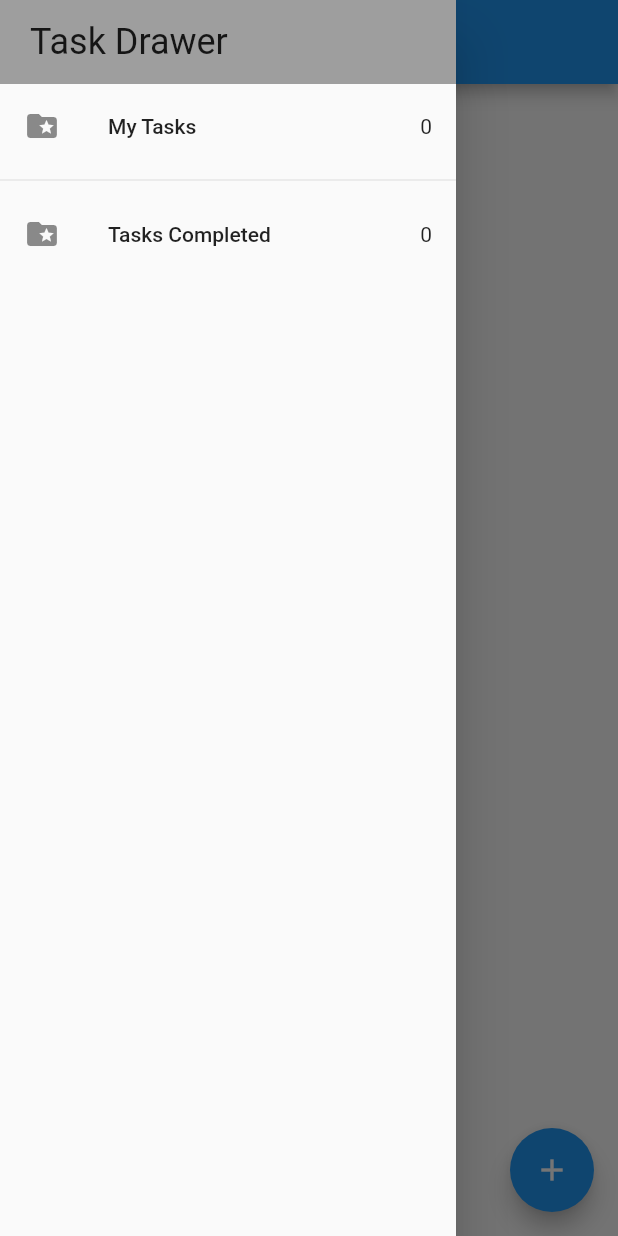
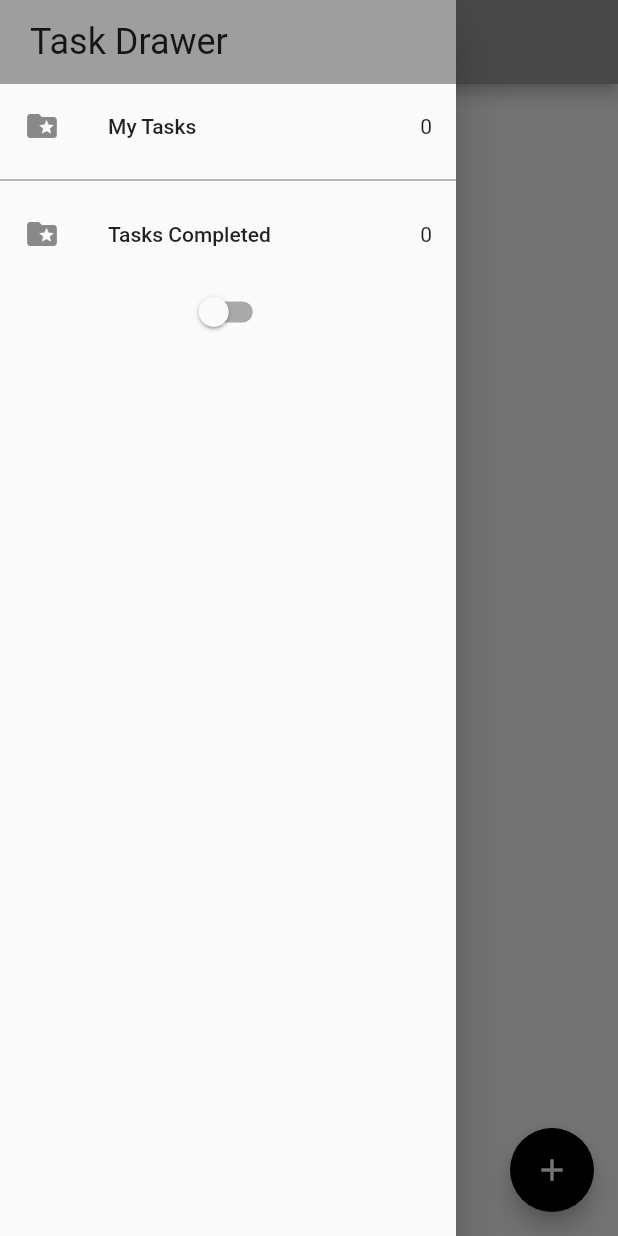
Before and after one commit to PwS/todo_app, a Flutter app: the screen it shows after launch, with the side drawer open, on a phone screen of 412 x 824 dp. Run offline on Flutter 3.47's test engine with Material 2 defaults, Android fonts, the phone set to English and light mode, and no system bars; our stand-ins replace bloc, easy_localization, equatable, flutter_bloc, flutter_secure_storage, google_fonts and 2 more; accounts and stored records are empty.

Commit message:
Add Conditional Theme on Switch Toggle

```diff
--- /dev/null
+++ b/assets/translations/en-US.json
@@ -0,0 +1,6 @@
+{
+  "titleApps" : "Todo Apps",
+  "login": "Login",
+  "completed" : "Completed",
+  "welcome" : "Welcome"
+}
--- a/assets/translations/en_US.json
+++ /dev/null
@@ -1,3 +0,0 @@
-{
-  "titleApps": "Todo Apps"
-}
--- a/assets/translations/id.json
+++ b/assets/translations/id.json
@@ -1,3 +1,6 @@
 {
-  "titleApps": "Todo Apps"
+  "titleApps": "Todo Apps",
+  "login": "Login",
+  "completed": "Selesai",
+  "welcome": "Selamat Datang"
 }
--- a/lib/main.dart
+++ b/lib/main.dart
@@ -7,9 +7,12 @@ import 'package:flutter_bloc/flutter_bloc.dart';
 import 'package:todo_app/db/database.dart';
 import 'package:todo_app/services/router_generator.dart';
 import 'package:todo_app/state_management/main_task/main_task_bloc.dart';
+import 'package:todo_app/state_management/theme_handler/theme_handler_bloc.dart';
 import 'package:todo_app/ui/pages/main_task/main_task_page.dart';
+import 'package:todo_app/utils/config/app_theme.dart';
 import 'package:todo_app/utils/config/bloc_observer.dart';
 import 'package:todo_app/utils/constant/constant.dart';
+import 'package:todo_app/utils/enum/app_theme_enum.dart';
 import 'package:todo_app/utils/theme/colour_palette.dart';
 
 Future<void> main() async {
@@ -41,8 +44,6 @@ Future<void> main() async {
     },
     blocObserver: AppBlocObserver(),
   );
-
-  runApp(const MyAppMobile());
 }
 
 class MyAppMobile extends StatelessWidget {
@@ -50,16 +51,28 @@ class MyAppMobile extends StatelessWidget {
 
   @override
   Widget build(BuildContext context) {
-    return BlocProvider<MainTaskBloc>(
-      create: (context) => MainTaskBloc(),
-      child: MaterialApp(
+    return MultiBlocProvider(
+      providers: [
+        BlocProvider(create: (context) => ThemeHandlerBloc()),
+        BlocProvider(create: (context) => MainTaskBloc()),
+      ],
+      child: BlocBuilder<ThemeHandlerBloc, ThemeHandlerState>(
+        builder: (context, state) {
+          return MaterialApp(
             debugShowCheckedModeBanner: false,
             title: ConstantValue.titleApps.tr(),
             supportedLocales: context.supportedLocales,
             localizationsDelegates: context.localizationDelegates,
             locale: context.locale,
-        home: const MainTaskPage(),
+            theme: state.appTheme == AppTheme.light
+                ? AppThemes.appThemeData[AppTheme.light]
+                : AppThemes.appThemeData[AppTheme.dark],
+            home: Builder(builder: (context) {
+              return const MainTaskPage();
+            }),
             onGenerateRoute: RouterGenerator.onGenerateRoute,
+          );
+        },
       ),
     );
   }
--- /dev/null
+++ b/lib/state_management/theme_handler/theme_handler_bloc.dart
@@ -0,0 +1,21 @@
+import 'dart:async';
+
+import 'package:bloc/bloc.dart';
+import 'package:equatable/equatable.dart';
+import 'package:todo_app/utils/enum/app_theme_enum.dart';
+
+part 'theme_handler_event.dart';
+
+part 'theme_handler_state.dart';
+
+class ThemeHandlerBloc extends Bloc<ThemeHandlerEvent, ThemeHandlerState> {
+  ThemeHandlerBloc()
+      : super(const ThemeHandlerInitial(appTheme: AppTheme.light)) {
+    on<SwitchThemeEvent>(_onSwitchEvent);
+  }
+
+  FutureOr<void> _onSwitchEvent(
+      SwitchThemeEvent event, Emitter<ThemeHandlerState> emit) {
+    emit(ThemeHandlerState(appTheme: event.theme));
+  }
+}
--- /dev/null
+++ b/lib/state_management/theme_handler/theme_handler_event.dart
@@ -0,0 +1,17 @@
+part of 'theme_handler_bloc.dart';
+
+abstract class ThemeHandlerEvent extends Equatable {
+  const ThemeHandlerEvent();
+
+  @override
+  List<Object> get props => [];
+}
+
+class SwitchThemeEvent extends ThemeHandlerEvent {
+  final AppTheme theme;
+
+  const SwitchThemeEvent(this.theme);
+
+  @override
+  List<Object> get props => [theme];
+}
--- /dev/null
+++ b/lib/state_management/theme_handler/theme_handler_state.dart
@@ -0,0 +1,15 @@
+part of 'theme_handler_bloc.dart';
+
+class ThemeHandlerState extends Equatable {
+  final AppTheme appTheme;
+
+  const ThemeHandlerState({required this.appTheme});
+
+  @override
+  List<Object> get props => [appTheme];
+}
+
+class ThemeHandlerInitial extends ThemeHandlerState {
+  const ThemeHandlerInitial({required AppTheme appTheme})
+      : super(appTheme: appTheme);
+}
--- a/lib/ui/custom_widgets/list_task_card.dart
+++ b/lib/ui/custom_widgets/list_task_card.dart
@@ -16,7 +16,6 @@ class ListTaskCard extends StatelessWidget {
 
   @override
   Widget build(BuildContext context) {
-    print(task);
     return ListTile(
         title: Text(task.titleTask,
             style: TextStyle(
@@ -24,9 +23,11 @@ class ListTaskCard extends StatelessWidget {
                     task.isCompleted ? TextDecoration.lineThrough : null)),
         trailing: Checkbox(
           value: task.isCompleted,
-          onChanged: (value) {
-            context.read<MainTaskBloc>().add(UpdateTaskEvent(task: task));
-          },
+          onChanged: task.isDeleted
+              ? null
+              : (value) {
+                  context.read<MainTaskBloc>().add(UpdateTaskEvent(task: task));
+                },
         ),
         onLongPress: () => _removeOrDeleteTask(context, task));
   }
--- a/lib/ui/drawer/my_drawer.dart
+++ b/lib/ui/drawer/my_drawer.dart
@@ -1,8 +1,10 @@
 import 'package:flutter/material.dart';
 import 'package:flutter_bloc/flutter_bloc.dart';
 import 'package:todo_app/state_management/main_task/main_task_bloc.dart';
+import 'package:todo_app/state_management/theme_handler/theme_handler_bloc.dart';
 import 'package:todo_app/ui/pages/completed_task/completed_page.dart';
 import 'package:todo_app/ui/pages/main_task/main_task_page.dart';
+import 'package:todo_app/utils/enum/app_theme_enum.dart';
 
 class MyDrawer extends StatelessWidget {
   const MyDrawer({Key? key}) : super(key: key);
@@ -46,6 +48,17 @@ class MyDrawer extends StatelessWidget {
                   ),
                 );
               },
+            ),
+            BlocBuilder<ThemeHandlerBloc, ThemeHandlerState>(
+              builder: (context, state) {
+                return Switch(
+                  value: state.appTheme == AppTheme.light ? false : true,
+                  onChanged: (newValue) {
+                    context.read<ThemeHandlerBloc>().add(SwitchThemeEvent(
+                        newValue ? AppTheme.dark : AppTheme.light));
+                  },
+                );
+              },
             )
           ],
         ),
--- a/lib/ui/pages/add_task/add_task.dart
+++ b/lib/ui/pages/add_task/add_task.dart
@@ -42,10 +42,9 @@ class AddTaskSection extends StatelessWidget {
                       var task = MainTask(
                           idTask: GUIDGen.generate(),
                           titleTask: addTaskTextEditingController.text);
-                      print(task);
-                   /*   context
+                      context
                           .read<MainTaskBloc>()
-                          .add(AddTaskEvent(task: task));*/
+                          .add(AddTaskEvent(task: task));
                       Navigator.pop(context);
                     },
                     child: const Text('Add'))
--- /dev/null
+++ b/lib/utils/config/app_theme.dart
@@ -0,0 +1,40 @@
+import 'package:flutter/material.dart';
+import 'package:todo_app/utils/enum/app_theme_enum.dart';
+
+class AppThemes {
+  static final appThemeData = {
+    AppTheme.dark: ThemeData(
+        primarySwatch: Colors.grey,
+        primaryColor: Colors.black,
+        brightness: Brightness.dark,
+        backgroundColor: const Color(0xFF212121),
+        dividerColor: Colors.black54,
+        floatingActionButtonTheme:
+            const FloatingActionButtonThemeData(backgroundColor: Colors.white),
+        textButtonTheme: TextButtonThemeData(
+            style: ButtonStyle(
+          foregroundColor: MaterialStateProperty.all(Colors.white),
+        )),
+        textTheme: const TextTheme(subtitle1: TextStyle(color: Colors.white)),
+        bottomNavigationBarTheme: const BottomNavigationBarThemeData(
+            backgroundColor: Colors.grey, unselectedItemColor: Colors.white)),
+    AppTheme.light: ThemeData(
+        primarySwatch: Colors.grey,
+        primaryColor: Colors.white,
+        brightness: Brightness.light,
+        backgroundColor: const Color(0xFFE5E5E5),
+        dividerColor: const Color(0xFF757575),
+        floatingActionButtonTheme: const FloatingActionButtonThemeData(
+            backgroundColor: Colors.black, foregroundColor: Colors.white),
+        textButtonTheme: TextButtonThemeData(
+          style: ButtonStyle(
+              foregroundColor: MaterialStateProperty.all(Colors.black)),
+        ),
+        textTheme: const TextTheme(subtitle1: TextStyle(color: Colors.black)),
+        bottomNavigationBarTheme: const BottomNavigationBarThemeData(
+          backgroundColor: Colors.grey,
+          selectedItemColor: Colors.black,
+          unselectedItemColor: Colors.white,
+        ))
+  };
+}
--- a/lib/utils/constant/constant_value.dart
+++ b/lib/utils/constant/constant_value.dart
@@ -2,4 +2,8 @@ class ConstantValue {
   ConstantValue._();
 
   static const String titleApps = 'titleApps';
+  static const String login = 'login';
+  static const String welcome = 'welcome';
+  static const String completed = 'completed';
+
 }
--- /dev/null
+++ b/lib/utils/enum/app_theme_enum.dart
@@ -0,0 +1 @@
+enum AppTheme { light, dark }
--- /dev/null
+++ b/lib/utils/enum/enum.dart
@@ -0,0 +1 @@
+export 'app_theme_enum.dart';
```
Lines whose indentation alone changed are shown as unchanged.
